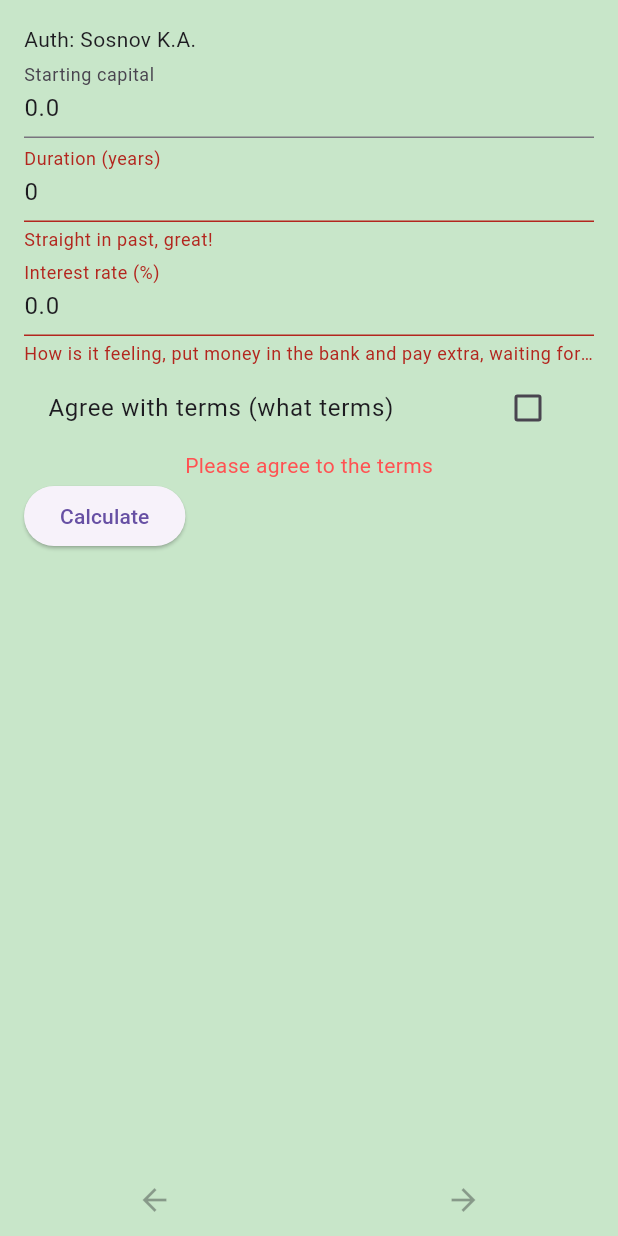
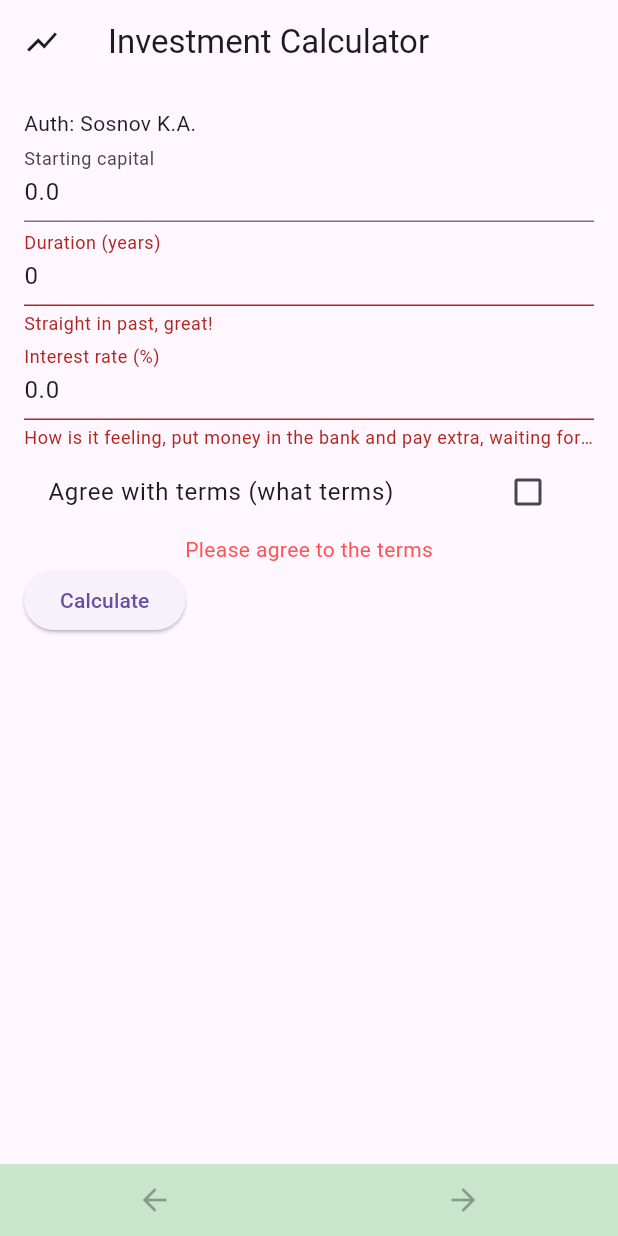
Before and after one commit to SpaceBirbMan/FLTR-LBS, a Flutter app: the Panel2 widget shown alone on an empty page, opened directly, after a tap on "Calculate", on a phone screen of 412 x 824 dp. Run offline on Flutter 3.47's test engine with Material 3 defaults, Android fonts, the phone set to English and light mode, and no system bars; our stand-ins replace flutter_bloc, sqflite, sqflite_common_ffi; accounts and stored records are empty.

```diff
--- /dev/null
+++ b/lib/panels/panel2/cubit/history_cubit_state.dart
@@ -0,0 +1,16 @@
+import 'panel2_cubit.dart';
+
+
+abstract class HistoryState {
+  const HistoryState();
+}
+
+class HistoryLoading extends HistoryState {}
+
+class HistoryLoaded extends HistoryState {
+  final List<Panel2Data> history;
+
+  const HistoryLoaded(this.history);
+
+  List<Object> get props => [history];
+}
--- a/lib/panels/panel2/cubit/panel2_cubit.dart
+++ b/lib/panels/panel2/cubit/panel2_cubit.dart
@@ -1,28 +1,65 @@
+import 'dart:io';
 import 'package:flutter_bloc/flutter_bloc.dart';
+// import 'package:sqflite/sqflite.dart'; // У эмулятора случился отвал по неизвестной причине
+import 'package:sqflite_common_ffi/sqflite_ffi.dart'; // Соответственно, нужно использовать ffi, для десктопной версии
+import 'package:path/path.dart';
+import 'package:path_provider/path_provider.dart';
 
 part 'panel2_state.dart';
 
-/// сам кубит на базе определённых состояний
 class Panel2Cubit extends Cubit<Panel2State> {
-  Panel2Cubit()
-      : super(Panel2Data(
-          initialCapital: 0,
-          duration: 0,
-          interestRate: 0,
-          isCalculated: false,
-          currentPanelIndex: 0,
-        ));
+  static const String _tableName = 'investment_history';
+  Database? _database;
 
-  void updateData(double initialCapital, int duration, double interestRate) {
-    if (state is Panel2Data) {
-      emit(Panel2Data(
-        initialCapital: initialCapital,
-        duration: duration,
-        interestRate: interestRate,
-        isCalculated: true,
-        currentPanelIndex: (state as Panel2Data).currentPanelIndex,
-      ));
-    }
+  Panel2Cubit() : super(Panel2Data.initial()) {
+    _initDatabase();
+  }
+
+  Future<void> _initDatabase() async {
+  if (Platform.isWindows || Platform.isLinux || Platform.isMacOS) {
+    sqfliteFfiInit();
+    databaseFactory = databaseFactoryFfi;
+  }
+
+  final Directory documentsDir = await getApplicationDocumentsDirectory();
+  final String path = join(documentsDir.path, 'money_database.db');
+
+  _database = await openDatabase(
+    path,
+    onCreate: (db, version) {
+      return db.execute(
+        'CREATE TABLE $_tableName('
+        'id INTEGER PRIMARY KEY AUTOINCREMENT, '
+        'initialCapital REAL, '
+        'duration INTEGER, '
+        'interestRate REAL, '
+        'isCalculated INTEGER, '
+        'currentPanelIndex INTEGER, '
+        'createdAt TEXT)',
+      );
+    },
+    version: 1,
+  );
+}
+
+  Future<void> saveData(double initialCapital, int duration, double interestRate) async {
+    if (_database == null) return;
+
+    final newData = Panel2Data(
+      initialCapital: initialCapital,
+      duration: duration,
+      interestRate: interestRate,
+      isCalculated: true,
+      currentPanelIndex: (state as Panel2Data).currentPanelIndex,
+      createdAt: DateTime.now(),
+    );
+
+    await _database!.insert(
+      _tableName,
+      newData.toMap(),
+    );
+
+    emit(newData);
   }
 
   void switchPanel(int index) {
@@ -34,7 +71,14 @@ class Panel2Cubit extends Cubit<Panel2State> {
         interestRate: currentState.interestRate,
         isCalculated: currentState.isCalculated,
         currentPanelIndex: index,
+        createdAt: currentState.createdAt,
       ));
     }
   }
+
+  @override
+  Future<void> close() async {
+    await _database?.close();
+    return super.close();
+  }
 }
--- /dev/null
+++ b/lib/panels/panel2/cubit/panel2_history_cubit.dart
@@ -0,0 +1,56 @@
+import 'dart:io';
+import 'package:flutter_bloc/flutter_bloc.dart';
+import 'package:sqflite/sqflite.dart';
+import 'package:path/path.dart';
+import 'package:path_provider/path_provider.dart';
+import 'history_cubit_state.dart';
+import 'panel2_cubit.dart';
+
+class HistoryCubit extends Cubit<HistoryState> {
+  static const String _tableName = 'investment_history';
+  Database? _database;
+
+  HistoryCubit() : super(HistoryLoading()) {
+    _initDatabase();
+  }
+
+  Future<void> _initDatabase() async {
+    final Directory documentsDir = await getApplicationDocumentsDirectory();
+    final String path = join(documentsDir.path, 'money_database.db');
+
+    _database = await openDatabase(path);
+    await loadHistory();
+  }
+
+  Future<void> loadHistory() async {
+    if (_database == null) return;
+
+    emit(HistoryLoading());
+
+    final List<Map<String, dynamic>> maps = await _database!.query(
+      _tableName,
+      orderBy: 'createdAt DESC',
+    );
+
+    final history = maps.map((map) => Panel2Data.fromMap(map)).toList();
+    emit(HistoryLoaded(history));
+  }
+
+  Future<void> deleteItem(int id) async {
+    if (_database == null) return;
+
+    await _database!.delete(
+      _tableName,
+      where: 'id = ?',
+      whereArgs: [id],
+    );
+
+    await loadHistory();
+  }
+
+  @override
+  Future<void> close() async {
+    await _database?.close();
+    return super.close();
+  }
+}
--- a/lib/panels/panel2/cubit/panel2_state.dart
+++ b/lib/panels/panel2/cubit/panel2_state.dart
@@ -3,13 +3,14 @@ part of 'panel2_cubit.dart';
 abstract class Panel2State {}
 
 class Panel2Initial extends Panel2State {} // начальное состояние кубита, когда он создаётся (здесь можно что-то закинуть для инициализации)
-class Panel2Data extends Panel2State { // всё, что в себе хранит состояние и всё, что должно меняться/передаваться и так далее
-  // Похоже на запись в Java кста
+
+class Panel2Data extends Panel2State {
   final double initialCapital;
   final int duration;
   final double interestRate;
   final bool isCalculated;
   final int currentPanelIndex;
+  final DateTime? createdAt;
 
   Panel2Data({
     required this.initialCapital,
@@ -17,5 +18,44 @@ class Panel2Data extends Panel2State { // всё, что в себе храни
     required this.interestRate,
     required this.isCalculated,
     required this.currentPanelIndex,
+    this.createdAt,
   });
+
+  factory Panel2Data.initial() => Panel2Data(
+        initialCapital: 0,
+        duration: 0,
+        interestRate: 0,
+        isCalculated: false,
+        currentPanelIndex: 0,
+        createdAt: null,
+      );
+
+  factory Panel2Data.fromMap(Map<String, dynamic> map) => Panel2Data(
+        initialCapital: map['initialCapital'] ?? 0,
+        duration: map['duration'] ?? 0,
+        interestRate: map['interestRate'] ?? 0,
+        isCalculated: map['isCalculated'] == 1,
+        currentPanelIndex: map['currentPanelIndex'] ?? 0,
+        createdAt: map['createdAt'] != null
+            ? DateTime.parse(map['createdAt'])
+            : null,
+      );
+
+  Map<String, dynamic> toMap() => {
+        'initialCapital': initialCapital,
+        'duration': duration,
+        'interestRate': interestRate,
+        'isCalculated': isCalculated ? 1 : 0,
+        'currentPanelIndex': currentPanelIndex,
+        'createdAt': createdAt?.toIso8601String(),
+      };
+
+  List<Object?> get props => [
+        initialCapital,
+        duration,
+        interestRate,
+        isCalculated,
+        currentPanelIndex,
+        createdAt,
+      ];
 }
--- a/lib/panels/panel2/panel2.dart
+++ b/lib/panels/panel2/panel2.dart
@@ -3,6 +3,8 @@ import 'package:flutter_bloc/flutter_bloc.dart';
 import 'cubit/panel2_cubit.dart';
 import 'panel2_1.dart';
 import 'panel2_2.dart';
+import 'panel2_3.dart';
+import 'cubit/panel2_history_cubit.dart';
 
 /// Основной класс панелек
 class Panel2 extends StatefulWidget {
@@ -25,9 +27,14 @@ class _Panel2State extends State<Panel2> {
 
   @override
   Widget build(BuildContext context) {
-    return BlocProvider(
-      create: (context) => Panel2Cubit(),
-      child: BlocBuilder<Panel2Cubit, Panel2State>(
+     return MultiBlocProvider(
+      providers: [
+        BlocProvider(create: (context) => Panel2Cubit()),
+        BlocProvider(create: (context) => HistoryCubit()),
+      ],
+      child: Builder(
+        builder: (context) {
+          return BlocBuilder<Panel2Cubit, Panel2State>(
             builder: (context, state) {
               if (state is! Panel2Data) return const SizedBox.shrink();
 
@@ -50,22 +57,23 @@ class _Panel2State extends State<Panel2> {
                     children: [ // сюда загружаем экраны
                       Panel2_1(),
                       Panel2_2(),
+                      Panel2_3(),
                     ],
                   ),
                 ),
                 Row(
                         mainAxisAlignment: MainAxisAlignment.spaceAround,
-                  children: [ // здесь работает переключение, правда вручную, то есть нужно добавлять обработки переключений вместе с новыми экранами
+                        children: [
                           IconButton(
                             icon: const Icon(Icons.arrow_back),
                             onPressed: state.currentPanelIndex > 0
-                          ? () => context.read<Panel2Cubit>().switchPanel(0)
+                                ? () => context.read<Panel2Cubit>().switchPanel(state.currentPanelIndex - 1)
                                 : null,
                           ),
                           IconButton(
                             icon: const Icon(Icons.arrow_forward),
-                      onPressed: (state.currentPanelIndex < 1 && state.isCalculated)
-                          ? () => context.read<Panel2Cubit>().switchPanel(1)
+                            onPressed: (state.currentPanelIndex < 2 && state.isCalculated)
+                                ? () => context.read<Panel2Cubit>().switchPanel(state.currentPanelIndex + 1)
                                 : null,
                           ),
                         ],
@@ -74,6 +82,8 @@ class _Panel2State extends State<Panel2> {
             ),
           );
         },
+      );
+        },
      ),
      );
   }
--- a/lib/panels/panel2/panel2_1.dart
+++ b/lib/panels/panel2/panel2_1.dart
@@ -1,7 +1,10 @@
 import 'cubit/panel2_cubit.dart';
 import 'package:flutter/material.dart';
 import 'package:flutter_bloc/flutter_bloc.dart';
+import 'panel2_3.dart';
+import 'cubit/panel2_history_cubit.dart';
 
+// На первом экране в leading AppBar добавить IconButton, и при нажатии на нее используя класс Navigator открыть новый экран с результатами.
 class Panel2_1 extends StatefulWidget {
   final formKey = GlobalKey<FormState>();
 
@@ -34,7 +37,7 @@ class Panel2_1State extends State<Panel2_1> {
     if (widget.formKey.currentState!.validate() && agreedToTerms.value) {
       final cubit = BlocProvider.of<Panel2Cubit>(context);
 
-      cubit.updateData(
+      cubit.saveData(
         double.parse(capitalController.text),
         int.parse(durationController.text),
         double.parse(rateController.text),
@@ -45,8 +48,31 @@ class Panel2_1State extends State<Panel2_1> {
   }
 
   @override
-  Widget build(BuildContext context) {
-    return BlocBuilder<Panel2Cubit, Panel2State>(
+  @override
+Widget build(BuildContext context) {
+  return Scaffold(
+    appBar: AppBar( // Добавлено ради кнопки
+      title: const Text("Investment Calculator"),
+      leading: Builder(
+  builder: (innerContext) {
+    return IconButton(
+      icon: const Icon(Icons.show_chart),
+      onPressed: () {
+        Navigator.push(
+          innerContext,
+          MaterialPageRoute(
+            builder: (_) => BlocProvider.value(
+              value: BlocProvider.of<HistoryCubit>(innerContext),
+              child: const Panel2_3(),
+                  ),
+                ),
+              );
+            },
+          );
+        },
+      ),
+    ),
+    body: BlocBuilder<Panel2Cubit, Panel2State>(
       builder: (context, state) {
         return Padding(
           padding: const EdgeInsets.all(16.0),
@@ -119,6 +145,7 @@ class Panel2_1State extends State<Panel2_1> {
           ),
         );
       },
-    );
-  }
+    ),
+  );
 }
+}
--- /dev/null
+++ b/lib/panels/panel2/panel2_3.dart
@@ -0,0 +1,46 @@
+import 'package:flutter/material.dart';
+import 'package:flutter_bloc/flutter_bloc.dart';
+import 'cubit/history_cubit_state.dart';
+import 'cubit/panel2_history_cubit.dart';
+import 'package:intl/intl.dart';
+
+class Panel2_3 extends StatelessWidget {
+  const Panel2_3({super.key});
+
+  @override
+  Widget build(BuildContext context) {
+    return Scaffold(
+      appBar: AppBar(title: const Text('Recent calculations')),
+      body: BlocBuilder<HistoryCubit, HistoryState>(
+        builder: (context, state) {
+          if (state is HistoryLoading) {
+            return const Center(child: CircularProgressIndicator());
+          } else if (state is HistoryLoaded) {
+            return ListView.builder(
+              itemCount: state.history.length,
+              itemBuilder: (context, index) {
+                final item = state.history[index];
+                return Card(
+                  margin: const EdgeInsets.all(8),
+                  child: ListTile(
+                    title: Text('Capital: ${item.initialCapital.toStringAsFixed(2)}'),
+                    subtitle: Column(
+                      crossAxisAlignment: CrossAxisAlignment.start,
+                      children: [
+                        Text('Duration: ${item.duration} mon.'),
+                        Text('Rate: ${item.interestRate}%'),
+                        if (item.createdAt != null)
+                          Text('Data: ${DateFormat('dd.MM.yyyy HH:mm').format(item.createdAt!)}'),
+                      ],
+                    ),
+                  ),
+                );
+              },
+            );
+          }
+          return const Center(child: Text('N/A'));
+        },
+      ),
+    );
+  }
+}
--- a/pubspec.yaml
+++ b/pubspec.yaml
@@ -31,6 +31,11 @@ dependencies:
   flutter:
     sdk: flutter
   flutter_bloc: ^8.1.3
+  sqflite: ^2.3.0
+  sqflite_common_ffi: ^2.3.0
+  path: any
+  path_provider: any
+  intl: ^0.18.1 # Можно форматировать дату
 
   # The following adds the Cupertino Icons font to your application.
   # Use with the CupertinoIcons class for iOS style icons.
```
Also changed, not shown: pubspec.lock, 1 other file. Lines whose indentation alone changed are shown as unchanged.
